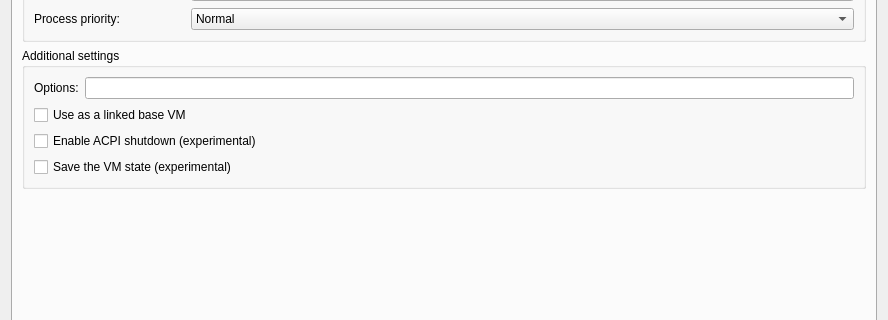
Before: the Qt Designer form gns3/modules/qemu/ui/qemu_vm_configuration_page.ui in GNS3/gns3-gui, drawn with Qt 5; both pictures show x 0 to 888 and y 316 to 636 of the 888 by 882 pixel window.
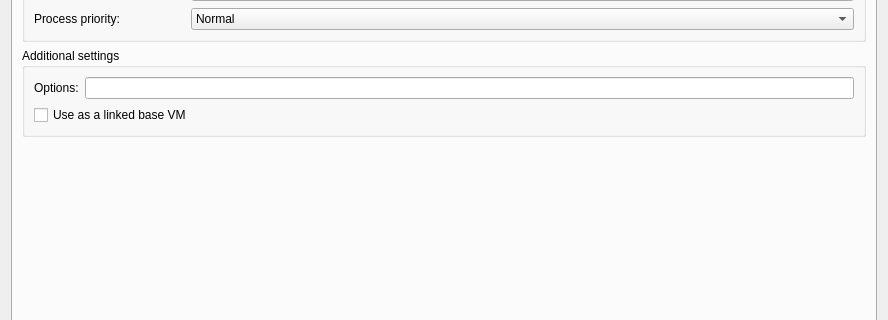
After: the same form once the commit is applied. The open tabs and pages were chosen to show the change.

Commit message: Save state feature for VirtualBox and VMware. New "On close" setting to select the action to execute when closing/stopping a Qemu/VirtualBox/VMware VM.

The edit to the form file:
```diff
--- a/gns3/modules/qemu/ui/qemu_vm_configuration_page.ui
+++ b/gns3/modules/qemu/ui/qemu_vm_configuration_page.ui
@@ -843,20 +843,6 @@
             </property>
            </widget>
           </item>
-          <item row="2" column="0" colspan="2">
-           <widget class="QCheckBox" name="uiACPIShutdownCheckBox">
-            <property name="text">
-             <string>Enable ACPI shutdown (experimental)</string>
-            </property>
-           </widget>
-          </item>
-          <item row="3" column="0" colspan="2">
-           <widget class="QCheckBox" name="uiSaveVMStateCheckBox">
-            <property name="text">
-             <string>Save the VM state (experimental)</string>
-            </property>
-           </widget>
-          </item>
          </layout>
          <zorder>uiQemuOptionsLineEdit</zorder>
          <zorder>uiQemuOptionsLabel</zorder>
```
Left out of the diff: 60 changed lines with no effect on the pictures. The commit also changes 18 other files.
